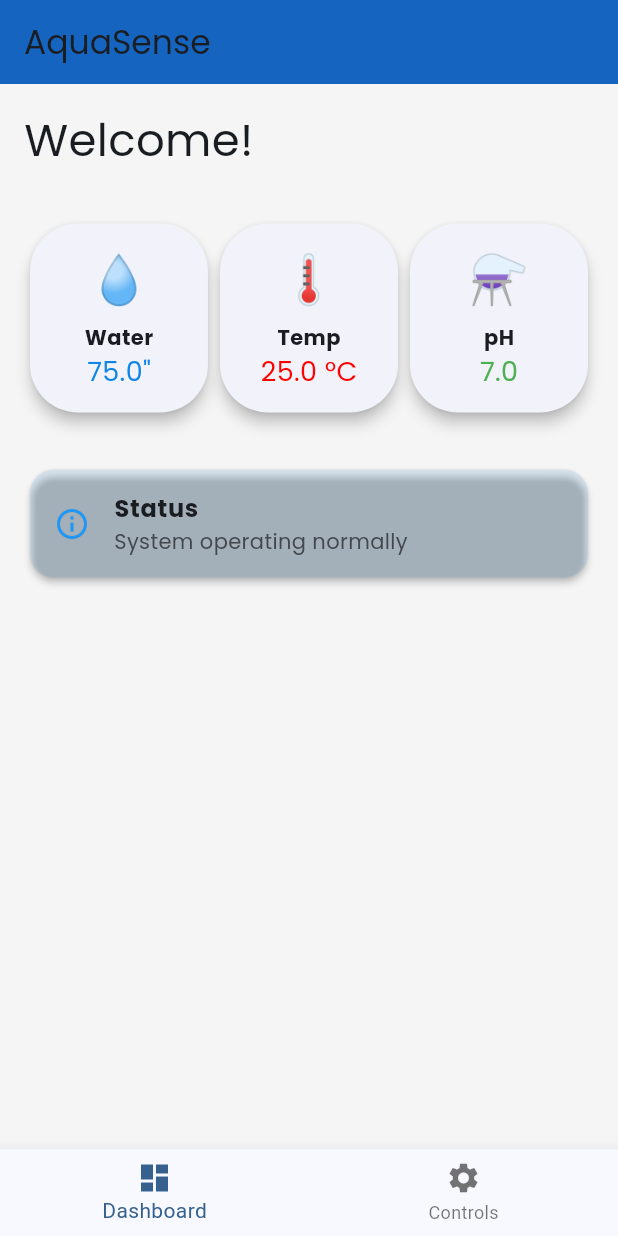
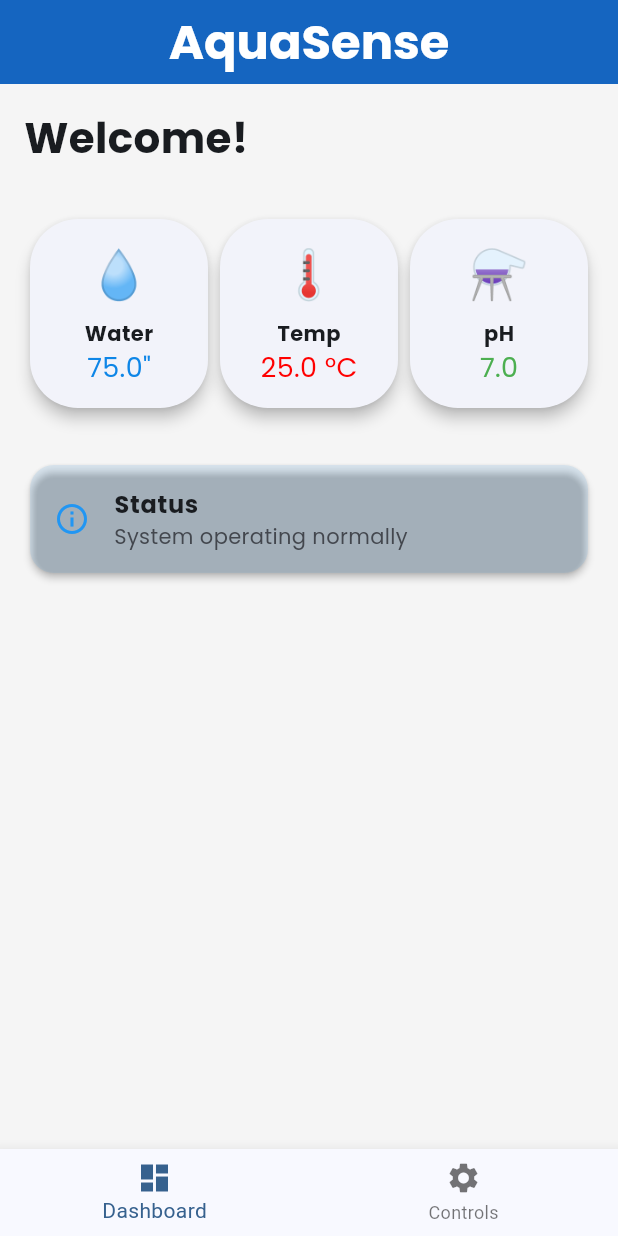
Before and after one commit to SanudaDe/smart_water_systerm, a Flutter app: the screen it shows after launch, on a phone screen of 412 x 824 dp. Run offline on Flutter 3.47's test engine with Material 3 defaults, Android fonts, the phone set to English and light mode, and no system bars; our stand-ins replace google_fonts.

Commit message:
update dashboard

```diff
--- a/lib/dashboard.dart
+++ b/lib/dashboard.dart
@@ -19,17 +19,26 @@ class DashboardPage extends StatelessWidget {
     String status = "System operating normally";
 
     return Scaffold(
-      backgroundColor: Colors.grey[100],
-      appBar: AppBar(
-        title: Text("AquaSense", style: GoogleFonts.poppins()),
-        backgroundColor: Colors.blue[800],
+  backgroundColor: Colors.grey[100],
+  appBar: AppBar(
+    title: Text(
+      "AquaSense",
+      style: GoogleFonts.poppins(fontSize: 32,
+        color: Colors.white,
+        fontWeight: FontWeight.bold,
       ),
+    ),
+    centerTitle: true,
+    backgroundColor: Colors.blue[800],
+  ),
+
       body: Padding(
         padding: const EdgeInsets.all(16.0),
         child: Column(
           crossAxisAlignment: CrossAxisAlignment.start,
           children: [
-            Text("Welcome!", style: GoogleFonts.poppins(fontSize: 30)),
+            Text("Welcome!", style: GoogleFonts.poppins(fontSize: 28,
+            fontWeight: FontWeight.bold,)),
             const SizedBox(height: 30),
             Row(
               mainAxisAlignment: MainAxisAlignment.spaceBetween,
@@ -38,13 +47,13 @@ class DashboardPage extends StatelessWidget {
                   "💧",
                   "Water",
                   "${waterLevel.toStringAsFixed(1)}\"",
-                  const Color.fromARGB(255, 14, 134, 231)!,
+                  const Color.fromARGB(255, 14, 134, 231),
                 ),
                 _sensorCard(
                   "🌡️",
                   "Temp",
                   "${temp.toStringAsFixed(1)} °C",
-                  const Color.fromARGB(255, 255, 0, 0)!,
+                  const Color.fromARGB(255, 255, 0, 0),
                 ),
                 _sensorCard("⚗️", "pH", ph.toStringAsFixed(1), _getPhColor(ph)),
               ],
```
